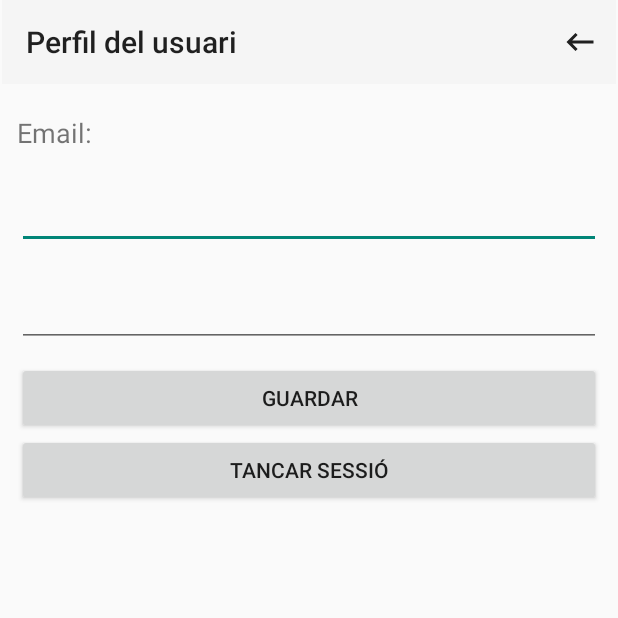
After one commit to oriolvinals/Immobiliaria, an Android app: the UserInfo screen opened directly, with no data from a screen before it, on a phone screen of 412 x 824 dp, the top half of it. The commit adds this screen. Run offline under Robolectric (Android 15) with nearby library versions, the phone set to English and light mode, and no system bars; our stand-ins replace Firebase (no records; nobody signed in at launch, a user with empty details on screens opened directly).

Commit message:
User Info activitat

```diff
--- a/app/src/main/AndroidManifest.xml
+++ b/app/src/main/AndroidManifest.xml
@@ -12,7 +12,8 @@
         android:roundIcon="@mipmap/ic_launcher_round"
         android:supportsRtl="true"
         android:theme="@style/Theme.AppCompat.Light.NoActionBar">
-        <activity android:name=".Activitats.Register"></activity>
+        <activity android:name=".Activitats.UserInfo"></activity>
+        <activity android:name=".Activitats.Register" />
         <activity android:name=".Activitats.Login" />
         <activity android:name=".Activitats.ListPreferits" />
         <activity android:name=".Activitats.ListPropietatsUsuari" />
--- a/app/src/main/java/com/uvic/ad32021/ovinals_hvezentan/Activitats/MainActivity.java
+++ b/app/src/main/java/com/uvic/ad32021/ovinals_hvezentan/Activitats/MainActivity.java
@@ -108,9 +108,7 @@ public class MainActivity extends AppCompatActivity {
             finish();
             return true;
         } else if(id == R.id.action_logout){
-            FirebaseAuth.getInstance().signOut();
-            Singleton.getInstance().setUserId("");
-            Intent i = new Intent(MainActivity.this, MainActivity.class);
+            Intent i = new Intent(MainActivity.this, UserInfo.class);
             startActivity(i);
             finish();
             return true;
--- /dev/null
+++ b/app/src/main/java/com/uvic/ad32021/ovinals_hvezentan/Activitats/UserInfo.java
@@ -0,0 +1,73 @@
+package com.uvic.ad32021.ovinals_hvezentan.Activitats;
+
+import androidx.annotation.NonNull;
+import androidx.appcompat.app.AppCompatActivity;
+import androidx.appcompat.widget.Toolbar;
+
+import android.content.Intent;
+import android.os.Bundle;
+import android.view.Menu;
+import android.view.MenuItem;
+import android.view.View;
+import android.widget.EditText;
+import android.widget.TextView;
+
+import com.google.firebase.auth.FirebaseAuth;
+import com.uvic.ad32021.ovinals_hvezentan.R;
+import com.uvic.ad32021.ovinals_hvezentan.Singletons.Singleton;
+
+public class UserInfo extends AppCompatActivity {
+    FirebaseAuth fAuth;
+
+    @Override
+    protected void onCreate(Bundle savedInstanceState) {
+        super.onCreate(savedInstanceState);
+        setContentView(R.layout.activity_user_info);
+
+        Toolbar myToolbar = (Toolbar) findViewById(R.id.toolbar);
+        myToolbar.setTitle(R.string.user_info);
+        setSupportActionBar(myToolbar);
+
+        this.fAuth = FirebaseAuth.getInstance();
+
+        TextView email = (TextView)findViewById(R.id.textEmail);
+        TextView nom = (TextView)findViewById(R.id.editName);
+        TextView phone = (TextView)findViewById(R.id.editPhone);
+
+        email.setText("Email: " + fAuth.getCurrentUser().getEmail());
+
+    }
+
+    @Override
+    public boolean onCreateOptionsMenu(Menu menu) {
+        getMenuInflater().inflate(R.menu.menu_back, menu);
+        return true;
+    }
+
+    @Override
+    public boolean onOptionsItemSelected(@NonNull MenuItem item) {
+        int id = item.getItemId();
+        if(id == R.id.action_back){
+            Intent i = new Intent(UserInfo.this, MainActivity.class);
+            startActivity(i);
+            finish();
+            return true;
+        } else {
+            return super.onOptionsItemSelected(item);
+        }
+    }
+
+    public void logOut(View view){
+        fAuth.getInstance().signOut();
+        Singleton.getInstance().setUserId("");
+        Intent i = new Intent(UserInfo.this, MainActivity.class);
+        startActivity(i);
+        finish();
+    }
+
+    public void saveUser(View view){
+        Intent i = new Intent(UserInfo.this, MainActivity.class);
+        startActivity(i);
+        finish();
+    }
+}
--- /dev/null
+++ b/app/src/main/res/layout/activity_user_info.xml
@@ -0,0 +1,76 @@
+<?xml version="1.0" encoding="utf-8"?>
+<androidx.constraintlayout.widget.ConstraintLayout xmlns:android="http://schemas.android.com/apk/res/android"
+    xmlns:app="http://schemas.android.com/apk/res-auto"
+    xmlns:tools="http://schemas.android.com/tools"
+    android:layout_width="match_parent"
+    android:layout_height="match_parent"
+    tools:context=".Activitats.UserInfo">
+
+    <androidx.appcompat.widget.Toolbar
+        android:id="@+id/toolbar"
+        android:layout_width="409dp"
+        android:layout_height="wrap_content"
+        android:background="?attr/colorPrimary"
+        android:minHeight="?attr/actionBarSize"
+        android:theme="?attr/actionBarTheme"
+        app:layout_constraintEnd_toEndOf="parent"
+        app:layout_constraintStart_toStartOf="parent"
+        app:layout_constraintTop_toTopOf="parent" />
+
+    <LinearLayout
+        android:layout_width="409dp"
+        android:layout_height="673dp"
+        android:orientation="vertical"
+        android:padding="10sp"
+        app:layout_constraintBottom_toBottomOf="parent"
+        app:layout_constraintEnd_toEndOf="parent"
+        app:layout_constraintStart_toStartOf="parent"
+        app:layout_constraintTop_toBottomOf="@+id/toolbar"
+        app:layout_constraintVertical_bias="0.0">
+
+        <TextView
+            android:id="@+id/textEmail"
+            android:layout_width="match_parent"
+            android:layout_height="wrap_content"
+            android:layout_marginTop="10sp"
+            android:layout_marginBottom="10sp"
+            android:text="TextView"
+            android:textSize="18sp" />
+
+        <EditText
+            android:id="@+id/editName"
+            android:layout_width="match_parent"
+            android:layout_height="wrap_content"
+            android:layout_marginTop="10sp"
+            android:layout_marginBottom="10sp"
+            android:ems="10"
+            android:inputType="textPersonName"
+            android:textSize="18sp" />
+
+        <EditText
+            android:id="@+id/editPhone"
+            android:layout_width="match_parent"
+            android:layout_height="wrap_content"
+            android:layout_marginTop="10sp"
+            android:layout_marginBottom="10sp"
+            android:ems="10"
+            android:inputType="phone"
+            android:textSize="18sp" />
+
+        <Button
+            android:id="@+id/button3"
+            android:layout_width="match_parent"
+            android:layout_height="wrap_content"
+            android:onClick="saveUser"
+            android:text="@string/icon_save" />
+
+        <Button
+            android:id="@+id/button2"
+            android:layout_width="match_parent"
+            android:layout_height="wrap_content"
+            android:onClick="logOut"
+            android:text="@string/icon_logout" />
+
+    </LinearLayout>
+
+</androidx.constraintlayout.widget.ConstraintLayout>
--- a/app/src/main/res/values/strings.xml
+++ b/app/src/main/res/values/strings.xml
@@ -29,4 +29,5 @@
     <string name="login_success">Inici de sessió correctament</string>
     <string name="login_error">Inici de sessió incorrecte</string>
     <string name="register_email_sintaxi">Correo electronico incorrecto</string>
+    <string name="user_info">Perfil del usuari</string>
 </resources>
```
Also changed, not shown: 2 other files.
